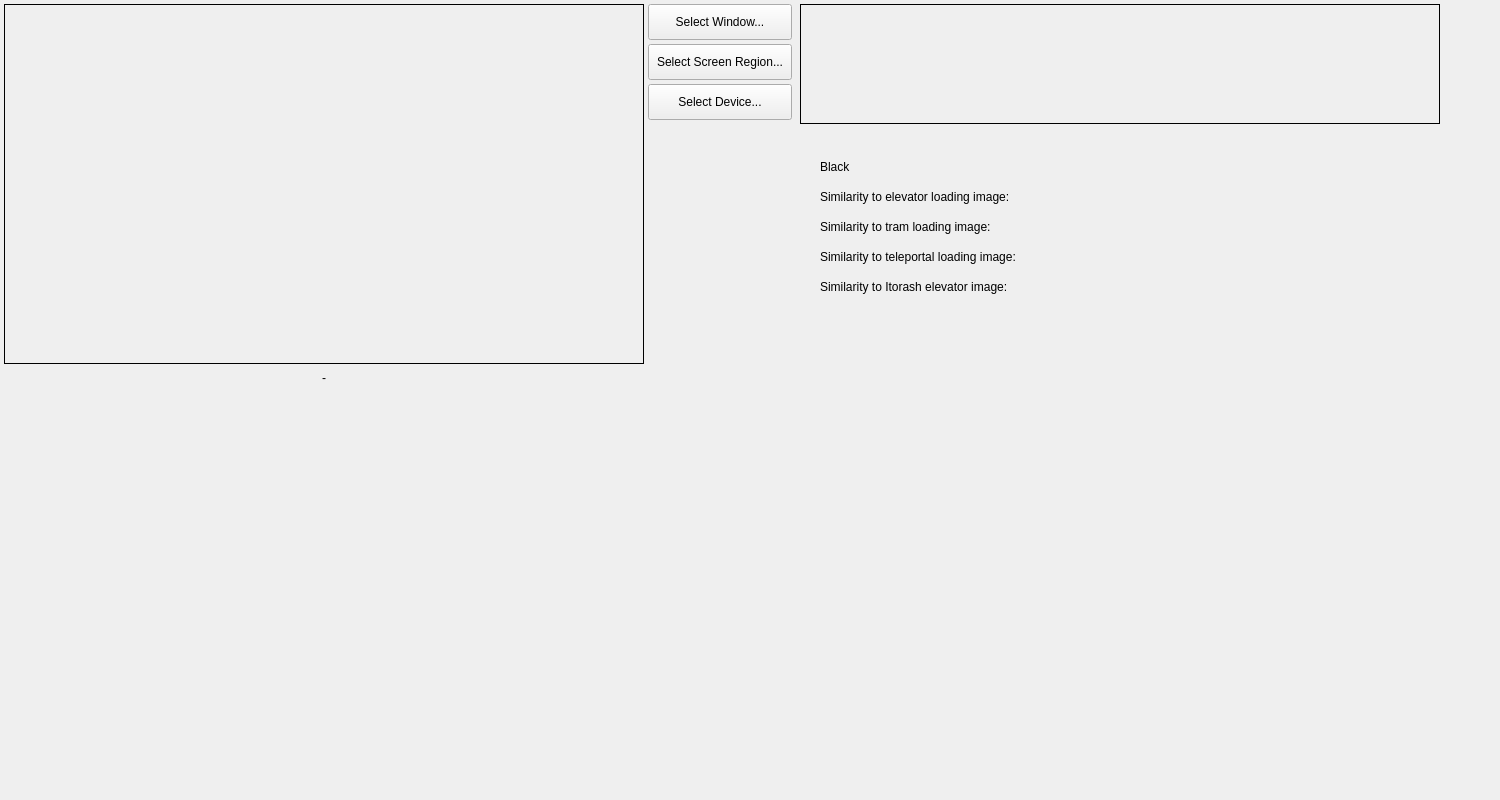
Above: res/design.ui from goth-uhaul/zdcurtain before the change. Below: the same form after it.
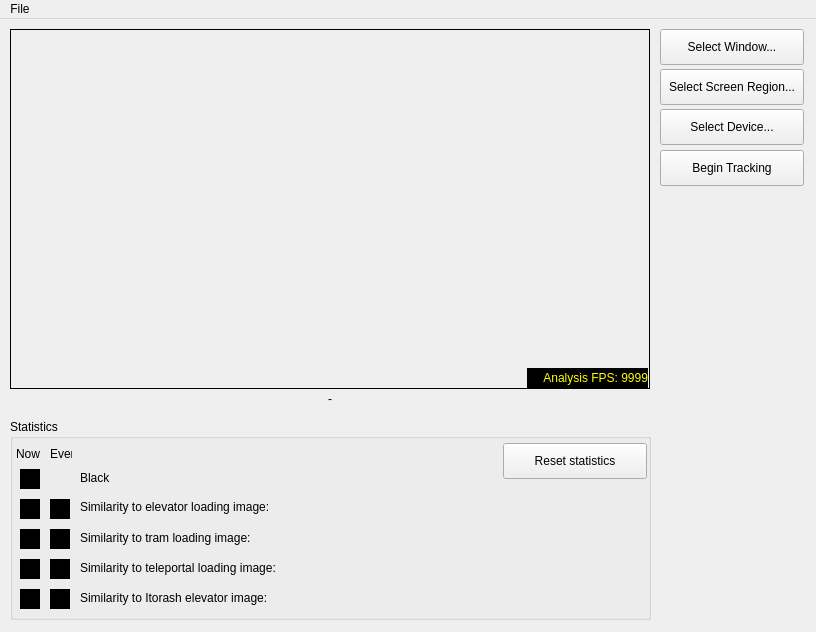
That is the form after the change.

What changed in the file:
```diff
--- a/res/design.ui
+++ b/res/design.ui
@@ -7,20 +7,20 @@
    <rect>
     <x>0</x>
     <y>0</y>
-    <width>1400</width>
-    <height>800</height>
+    <width>816</width>
+    <height>632</height>
    </rect>
   </property>
   <property name="minimumSize">
    <size>
-    <width>1500</width>
-    <height>800</height>
+    <width>816</width>
+    <height>632</height>
    </size>
   </property>
   <property name="maximumSize">
    <size>
-    <width>1500</width>
-    <height>800</height>
+    <width>816</width>
+    <height>632</height>
    </size>
   </property>
   <property name="font">
@@ -35,8 +35,8 @@
    <widget class="QLabel" name="live_image">
     <property name="geometry">
      <rect>
-      <x>4</x>
-      <y>4</y>
+      <x>10</x>
+      <y>10</y>
       <width>640</width>
       <height>360</height>
      </rect>
@@ -57,42 +57,14 @@
      <string/>
     </property>
     <property name="alignment">
-     <set>Qt::AlignCenter</set>
-    </property>
-   </widget>
-   <widget class="QLabel" name="cropped_live_image">
-    <property name="geometry">
-     <rect>
-      <x>800</x>
-      <y>4</y>
-      <width>640</width>
-      <height>120</height>
-     </rect>
-    </property>
-    <property name="frameShape">
-     <enum>QFrame::Box</enum>
-    </property>
-    <property name="frameShadow">
-     <enum>QFrame::Plain</enum>
-    </property>
-    <property name="lineWidth">
-     <number>1</number>
-    </property>
-    <property name="midLineWidth">
-     <number>0</number>
-    </property>
-    <property name="text">
-     <string/>
-    </property>
-    <property name="alignment">
-     <set>Qt::AlignCenter</set>
+     <set>Qt::AlignmentFlag::AlignCenter</set>
     </property>
    </widget>
    <widget class="QPushButton" name="select_window_button">
     <property name="geometry">
      <rect>
-      <x>648</x>
-      <y>4</y>
+      <x>660</x>
+      <y>10</y>
       <width>144</width>
       <height>36</height>
      </rect>
@@ -107,8 +79,8 @@
    <widget class="QPushButton" name="select_region_button">
     <property name="geometry">
      <rect>
-      <x>648</x>
-      <y>44</y>
+      <x>660</x>
+      <y>50</y>
       <width>144</width>
       <height>36</height>
      </rect>
@@ -123,8 +95,8 @@
    <widget class="QPushButton" name="select_device_button">
     <property name="geometry">
      <rect>
-      <x>648</x>
-      <y>84</y>
+      <x>660</x>
+      <y>90</y>
       <width>144</width>
       <height>36</height>
      </rect>
@@ -139,8 +111,8 @@
    <widget class="QLabel" name="capture_region_window_label">
     <property name="geometry">
      <rect>
-      <x>4</x>
-      <y>368</y>
+      <x>10</x>
+      <y>370</y>
       <width>640</width>
       <height>20</height>
      </rect>
@@ -152,86 +124,723 @@
      <set>Qt::AlignCenter</set>
     </property>
    </widget>
-   <widget class="QLabel" name="image_black_label">
+   <widget class="QGroupBox" name="statistics_groupbox">
     <property name="geometry">
      <rect>
-      <x>820</x>
-      <y>160</y>
-      <width>500</width>
-      <height>20</height>
+      <x>10</x>
+      <y>400</y>
+      <width>641</width>
+      <height>201</height>
      </rect>
     </property>
-    <property name="text">
-     <string>Black</string>
+    <property name="title">
+     <string>Statistics</string>
     </property>
-    <property name="alignment">
-     <set>Qt::AlignLeft</set>
-    </property>
+    <widget class="QLabel" name="image_black_label">
+     <property name="geometry">
+      <rect>
+       <x>70</x>
+       <y>52</y>
+       <width>411</width>
+       <height>20</height>
+      </rect>
+     </property>
+     <property name="text">
+      <string>Black</string>
+     </property>
+     <property name="alignment">
+      <set>Qt::AlignmentFlag::AlignLeading</set>
+     </property>
+    </widget>
+    <widget class="QLabel" name="similarity_to_elevator_label">
+     <property name="geometry">
+      <rect>
+       <x>70</x>
+       <y>81</y>
+       <width>411</width>
+       <height>20</height>
+      </rect>
+     </property>
+     <property name="text">
+      <string>Similarity to elevator loading image:</string>
+     </property>
+     <property name="alignment">
+      <set>Qt::AlignmentFlag::AlignLeading</set>
+     </property>
+    </widget>
+    <widget class="QLabel" name="similarity_to_tram_label">
+     <property name="geometry">
+      <rect>
+       <x>70</x>
+       <y>112</y>
+       <width>411</width>
+       <height>20</height>
+      </rect>
+     </property>
+     <property name="text">
+      <string>Similarity to tram loading image:</string>
+     </property>
+     <property name="alignment">
+      <set>Qt::AlignmentFlag::AlignLeading</set>
+     </property>
+    </widget>
+    <widget class="QLabel" name="similarity_to_teleportal_label">
+     <property name="geometry">
+      <rect>
+       <x>70</x>
+       <y>142</y>
+       <width>411</width>
+       <height>20</height>
+      </rect>
+     </property>
+     <property name="text">
+      <string>Similarity to teleportal loading image:</string>
+     </property>
+     <property name="alignment">
+      <set>Qt::AlignmentFlag::AlignLeading</set>
+     </property>
+    </widget>
+    <widget class="QLabel" name="similarity_to_egg_label">
+     <property name="geometry">
+      <rect>
+       <x>70</x>
+       <y>172</y>
+       <width>411</width>
+       <height>20</height>
+      </rect>
+     </property>
+     <property name="text">
+      <string>Similarity to Itorash elevator image:</string>
+     </property>
+     <property name="alignment">
+      <set>Qt::AlignmentFlag::AlignLeading</set>
+     </property>
+    </widget>
+    <widget class="QPushButton" name="reset_statistics_button">
+     <property name="geometry">
+      <rect>
+       <x>493</x>
+       <y>24</y>
+       <width>144</width>
+       <height>36</height>
+      </rect>
+     </property>
+     <property name="focusPolicy">
+      <enum>Qt::FocusPolicy::NoFocus</enum>
+     </property>
+     <property name="text">
+      <string>Reset statistics</string>
+     </property>
+    </widget>
+    <widget class="QLabel" name="black_indicator_label">
+     <property name="geometry">
+      <rect>
+       <x>10</x>
+       <y>50</y>
+       <width>20</width>
+       <height>20</height>
+      </rect>
+     </property>
+     <property name="palette">
+      <palette>
+       <active>
+        <colorrole role="Window">
+         <brush brushstyle="SolidPattern">
+          <color alpha="255">
+           <red>0</red>
+           <green>0</green>
+           <blue>0</blue>
+          </color>
+         </brush>
+        </colorrole>
+       </active>
+       <inactive>
+        <colorrole role="Window">
+         <brush brushstyle="SolidPattern">
+          <color alpha="255">
+           <red>0</red>
+           <green>0</green>
+           <blue>0</blue>
+          </color>
+         </brush>
+        </colorrole>
+       </inactive>
+       <disabled>
+        <colorrole role="Window">
+         <brush brushstyle="SolidPattern">
+          <color alpha="255">
+           <red>0</red>
+           <green>0</green>
+           <blue>0</blue>
+          </color>
+         </brush>
+        </colorrole>
+       </disabled>
+      </palette>
+     </property>
+     <property name="autoFillBackground">
+      <bool>true</bool>
+     </property>
+     <property name="text">
+      <string/>
+     </property>
+    </widget>
+    <widget class="QLabel" name="elevator_indicator_label">
+     <property name="geometry">
+      <rect>
+       <x>10</x>
+       <y>80</y>
+       <width>20</width>
+       <height>20</height>
+      </rect>
+     </property>
+     <property name="palette">
+      <palette>
+       <active>
+        <colorrole role="Window">
+         <brush brushstyle="SolidPattern">
+          <color alpha="255">
+           <red>0</red>
+           <green>0</green>
+           <blue>0</blue>
+          </color>
+         </brush>
+        </colorrole>
+       </active>
+       <inactive>
+        <colorrole role="Window">
+         <brush brushstyle="SolidPattern">
+          <color alpha="255">
+           <red>0</red>
+           <green>0</green>
+           <blue>0</blue>
+          </color>
+         </brush>
+        </colorrole>
+       </inactive>
+       <disabled>
+        <colorrole role="Window">
+         <brush brushstyle="SolidPattern">
+          <color alpha="255">
+           <red>0</red>
+           <green>0</green>
+           <blue>0</blue>
+          </color>
+         </brush>
+        </colorrole>
+       </disabled>
+      </palette>
+     </property>
+     <property name="autoFillBackground">
+      <bool>true</bool>
+     </property>
+     <property name="text">
+      <string/>
+     </property>
+    </widget>
+    <widget class="QLabel" name="tram_indicator_label">
+     <property name="geometry">
+      <rect>
+       <x>10</x>
+       <y>110</y>
+       <width>20</width>
+       <height>20</height>
+      </rect>
+     </property>
+     <property name="palette">
+      <palette>
+       <active>
+        <colorrole role="Window">
+         <brush brushstyle="SolidPattern">
+          <color alpha="255">
+           <red>0</red>
+           <green>0</green>
+           <blue>0</blue>
+          </color>
+         </brush>
+        </colorrole>
+       </active>
+       <inactive>
+        <colorrole role="Window">
+         <brush brushstyle="SolidPattern">
+          <color alpha="255">
+           <red>0</red>
+           <green>0</green>
+           <blue>0</blue>
+          </color>
+         </brush>
+        </colorrole>
+       </inactive>
+       <disabled>
+        <colorrole role="Window">
+         <brush brushstyle="SolidPattern">
+          <color alpha="255">
+           <red>0</red>
+           <green>0</green>
+           <blue>0</blue>
+          </color>
+         </brush>
+        </colorrole>
+       </disabled>
+      </palette>
+     </property>
+     <property name="autoFillBackground">
+      <bool>true</bool>
+     </property>
+     <property name="text">
+      <string/>
+     </property>
+    </widget>
+    <widget class="QLabel" name="teleportal_indicator_label">
+     <property name="geometry">
+      <rect>
+       <x>10</x>
+       <y>140</y>
+       <width>20</width>
+       <height>20</height>
+      </rect>
+     </property>
+     <property name="palette">
+      <palette>
+       <active>
+        <colorrole role="Window">
+         <brush brushstyle="SolidPattern">
+          <color alpha="255">
+           <red>0</red>
+           <green>0</green>
+           <blue>0</blue>
+          </color>
+         </brush>
+        </colorrole>
+       </active>
+       <inactive>
+        <colorrole role="Window">
+         <brush brushstyle="SolidPattern">
+          <color alpha="255">
+           <red>0</red>
+           <green>0</green>
+           <blue>0</blue>
+          </color>
+         </brush>
+        </colorrole>
+       </inactive>
+       <disabled>
+        <colorrole role="Window">
+         <brush brushstyle="SolidPattern">
+          <color alpha="255">
+           <red>0</red>
+           <green>0</green>
+           <blue>0</blue>
+          </color>
+         </brush>
+        </colorrole>
+       </disabled>
+      </palette>
+     </property>
+     <property name="autoFillBackground">
+      <bool>true</bool>
+     </property>
+     <property name="text">
+      <string/>
+     </property>
+    </widget>
+    <widget class="QLabel" name="egg_indicator_label">
+     <property name="geometry">
+      <rect>
+       <x>10</x>
+       <y>170</y>
+       <width>20</width>
+       <height>20</height>
+      </rect>
+     </property>
+     <property name="palette">
+      <palette>
+       <active>
+        <colorrole role="Window">
+         <brush brushstyle="SolidPattern">
+          <color alpha="255">
+           <red>0</red>
+           <green>0</green>
+           <blue>0</blue>
+          </color>
+         </brush>
+        </colorrole>
+       </active>
+       <inactive>
+        <colorrole role="Window">
+         <brush brushstyle="SolidPattern">
+          <color alpha="255">
+           <red>0</red>
+           <green>0</green>
+           <blue>0</blue>
+          </color>
+         </brush>
+        </colorrole>
+       </inactive>
+       <disabled>
+        <colorrole role="Window">
+         <brush brushstyle="SolidPattern">
+          <color alpha="255">
+           <red>0</red>
+           <green>0</green>
+           <blue>0</blue>
+          </color>
+         </brush>
+        </colorrole>
+       </disabled>
+      </palette>
+     </property>
+     <property name="autoFillBackground">
+      <bool>true</bool>
+     </property>
+     <property name="text">
+      <string/>
+     </property>
+    </widget>
+    <widget class="QLabel" name="elevator_indicator_ever_label">
+     <property name="geometry">
+      <rect>
+       <x>40</x>
+       <y>80</y>
+       <width>20</width>
+       <height>20</height>
+      </rect>
+     </property>
+     <property name="palette">
+      <palette>
+       <active>
+        <colorrole role="Window">
+         <brush brushstyle="SolidPattern">
+          <color alpha="255">
+           <red>0</red>
+           <green>0</green>
+           <blue>0</blue>
+          </color>
+         </brush>
+        </colorrole>
+       </active>
+       <inactive>
+        <colorrole role="Window">
+         <brush brushstyle="SolidPattern">
+          <color alpha="255">
+           <red>0</red>
+           <green>0</green>
+           <blue>0</blue>
+          </color>
+         </brush>
+        </colorrole>
+       </inactive>
+       <disabled>
+        <colorrole role="Window">
+         <brush brushstyle="SolidPattern">
+          <color alpha="255">
+           <red>0</red>
+           <green>0</green>
+           <blue>0</blue>
+          </color>
+         </brush>
+        </colorrole>
+       </disabled>
+      </palette>
+     </property>
+     <property name="autoFillBackground">
+      <bool>true</bool>
+     </property>
+     <property name="text">
+      <string/>
+     </property>
+    </widget>
+    <widget class="QLabel" name="label">
+     <property name="geometry">
+      <rect>
+       <x>6</x>
+       <y>27</y>
+       <width>25</width>
+       <height>16</height>
+      </rect>
+     </property>
+     <property name="text">
+      <string>Now</string>
+     </property>
+    </widget>
+    <widget class="QLabel" name="label_2">
+     <property name="geometry">
+      <rect>
+       <x>40</x>
+       <y>27</y>
+       <width>22</width>
+       <height>16</height>
+      </rect>
+     </property>
+     <property name="text">
+      <string>Ever</string>
+     </property>
+    </widget>
+    <widget class="QLabel" name="tram_indicator_ever_label">
+     <property name="geometry">
+      <rect>
+       <x>40</x>
+       <y>110</y>
+       <width>20</width>
+       <height>20</height>
+      </rect>
+     </property>
+     <property name="palette">
+      <palette>
+       <active>
+        <colorrole role="Window">
+         <brush brushstyle="SolidPattern">
+          <color alpha="255">
+           <red>0</red>
+           <green>0</green>
+           <blue>0</blue>
+          </color>
+         </brush>
+        </colorrole>
+       </active>
+       <inactive>
+        <colorrole role="Window">
+         <brush brushstyle="SolidPattern">
+          <color alpha="255">
+           <red>0</red>
+           <green>0</green>
+           <blue>0</blue>
+          </color>
+         </brush>
+        </colorrole>
+       </inactive>
+       <disabled>
+        <colorrole role="Window">
+         <brush brushstyle="SolidPattern">
+          <color alpha="255">
+           <red>0</red>
+           <green>0</green>
+           <blue>0</blue>
+          </color>
+         </brush>
+        </colorrole>
+       </disabled>
+      </palette>
+     </property>
+     <property name="autoFillBackground">
+      <bool>true</bool>
+     </property>
+     <property name="text">
+      <string/>
+     </property>
+    </widget>
+    <widget class="QLabel" name="teleportal_indicator_ever_label">
+     <property name="geometry">
+      <rect>
+       <x>40</x>
+       <y>140</y>
+       <width>20</width>
+       <height>20</height>
+      </rect>
+     </property>
+     <property name="palette">
+      <palette>
+       <active>
+        <colorrole role="Window">
+         <brush brushstyle="SolidPattern">
+          <color alpha="255">
+           <red>0</red>
+           <green>0</green>
+           <blue>0</blue>
+          </color>
+         </brush>
+        </colorrole>
+       </active>
+       <inactive>
+        <colorrole role="Window">
+         <brush brushstyle="SolidPattern">
+          <color alpha="255">
+           <red>0</red>
+           <green>0</green>
+           <blue>0</blue>
+          </color>
+         </brush>
+        </colorrole>
+       </inactive>
+       <disabled>
+        <colorrole role="Window">
+         <brush brushstyle="SolidPattern">
+          <color alpha="255">
+           <red>0</red>
+           <green>0</green>
+           <blue>0</blue>
+          </color>
+         </brush>
+        </colorrole>
+       </disabled>
+      </palette>
+     </property>
+     <property name="autoFillBackground">
+      <bool>true</bool>
+     </property>
+     <property name="text">
+      <string/>
+     </property>
+    </widget>
+    <widget class="QLabel" name="egg_indicator_ever_label">
+     <property name="geometry">
+      <rect>
+       <x>40</x>
+       <y>170</y>
+       <width>20</width>
+       <height>20</height>
+      </rect>
+     </property>
+     <property name="palette">
+      <palette>
+       <active>
+        <colorrole role="Window">
+         <brush brushstyle="SolidPattern">
+          <color alpha="255">
+           <red>0</red>
+           <green>0</green>
+           <blue>0</blue>
+          </color>
+         </brush>
+        </colorrole>
+       </active>
+       <inactive>
+        <colorrole role="Window">
+         <brush brushstyle="SolidPattern">
+          <color alpha="255">
+           <red>0</red>
+           <green>0</green>
+           <blue>0</blue>
+          </color>
+         </brush>
+        </colorrole>
+       </inactive>
+       <disabled>
+        <colorrole role="Window">
+         <brush brushstyle="SolidPattern">
+          <color alpha="255">
+           <red>0</red>
+           <green>0</green>
+           <blue>0</blue>
+          </color>
+         </brush>
+        </colorrole>
+       </disabled>
+      </palette>
+     </property>
+     <property name="autoFillBackground">
+      <bool>true</bool>
+     </property>
+     <property name="text">
+      <string/>
+     </property>
+    </widget>
    </widget>
-   <widget class="QLabel" name="similarity_to_elevator_label">
+   <widget class="QPushButton" name="begin_tracking_button">
     <property name="geometry">
      <rect>
-      <x>820</x>
-      <y>190</y>
-      <width>500</width>
-      <height>20</height>
+      <x>660</x>
+      <y>131</y>
+      <width>144</width>
+      <height>36</height>
      </rect>
     </property>
     <property name="text">
-     <string>Similarity to elevator loading image:</string>
+     <string>Begin Tracking</string>
     </property>
-    <property name="alignment">
-     <set>Qt::AlignLeft</set>
-    </property>
    </widget>
-   <widget class="QLabel" name="similarity_to_tram_label">
+   <widget class="QLabel" name="analysis_fps_label">
     <property name="geometry">
      <rect>
-      <x>820</x>
-      <y>220</y>
-      <width>500</width>
+      <x>527</x>
+      <y>349</y>
+      <width>121</width>
       <height>20</height>
      </rect>
     </property>
-    <property name="text">
-     <string>Similarity to tram loading image:</string>
+    <property name="palette">
+     <palette>
+      <active>
+       <colorrole role="WindowText">
+        <brush brushstyle="SolidPattern">
+         <color alpha="255">
+          <red>255</red>
+          <green>255</green>
+          <blue>0</blue>
+         </color>
+        </brush>
+       </colorrole>
+       <colorrole role="Window">
+        <brush brushstyle="SolidPattern">
+         <color alpha="255">
+          <red>0</red>
+          <green>0</green>
+          <blue>0</blue>
+         </color>
+        </brush>
+       </colorrole>
+      </active>
+      <inactive>
+       <colorrole role="WindowText">
+        <brush brushstyle="SolidPattern">
+         <color alpha="255">
+          <red>255</red>
+          <green>255</green>
+          <blue>0</blue>
+         </color>
+        </brush>
+       </colorrole>
+       <colorrole role="Window">
+        <brush brushstyle="SolidPattern">
+         <color alpha="255">
+          <red>0</red>
+          <green>0</green>
+          <blue>0</blue>
+         </color>
+        </brush>
+       </colorrole>
+      </inactive>
+      <disabled>
+       <colorrole role="Window">
+        <brush brushstyle="SolidPattern">
+         <color alpha="255">
+          <red>0</red>
+          <green>0</green>
+          <blue>0</blue>
+         </color>
+        </brush>
+       </colorrole>
+      </disabled>
+     </palette>
     </property>
-    <property name="alignment">
-     <set>Qt::AlignLeft</set>
+    <property name="autoFillBackground">
+     <bool>true</bool>
     </property>
-   </widget>
-   <widget class="QLabel" name="similarity_to_teleportal_label">
-    <property name="geometry">
-     <rect>
-      <x>820</x>
-      <y>250</y>
-      <width>500</width>
-      <height>20</height>
-     </rect>
-    </property>
     <property name="text">
-     <string>Similarity to teleportal loading image:</string>
+     <string>Analysis FPS: 9999</string>
     </property>
     <property name="alignment">
-     <set>Qt::AlignLeft</set>
+     <set>Qt::AlignmentFlag::AlignRight|Qt::AlignmentFlag::AlignTrailing|Qt::AlignmentFlag::AlignVCenter</set>
     </property>
    </widget>
-   <widget class="QLabel" name="similarity_to_egg_label">
-    <property name="geometry">
-     <rect>
-      <x>820</x>
-      <y>280</y>
-      <width>500</width>
-      <height>20</height>
-     </rect>
+  </widget>
+  <widget class="QMenuBar" name="menuBar">
+   <property name="geometry">
+    <rect>
+     <x>0</x>
+     <y>0</y>
+     <width>816</width>
+     <height>21</height>
+    </rect>
+   </property>
+   <widget class="QMenu" name="menuFile">
+    <property name="title">
+     <string>File</string>
     </property>
-    <property name="text">
-     <string>Similarity to Itorash elevator image:</string>
-    </property>
-    <property name="alignment">
-     <set>Qt::AlignLeft</set>
-    </property>
+    <addaction name="action_settings"/>
+    <addaction name="actionExit"/>
    </widget>
+   <addaction name="menuFile"/>
   </widget>
  </widget>
  <connections/>
```
Left out of the diff: 26 changed lines with no effect on the pictures.
